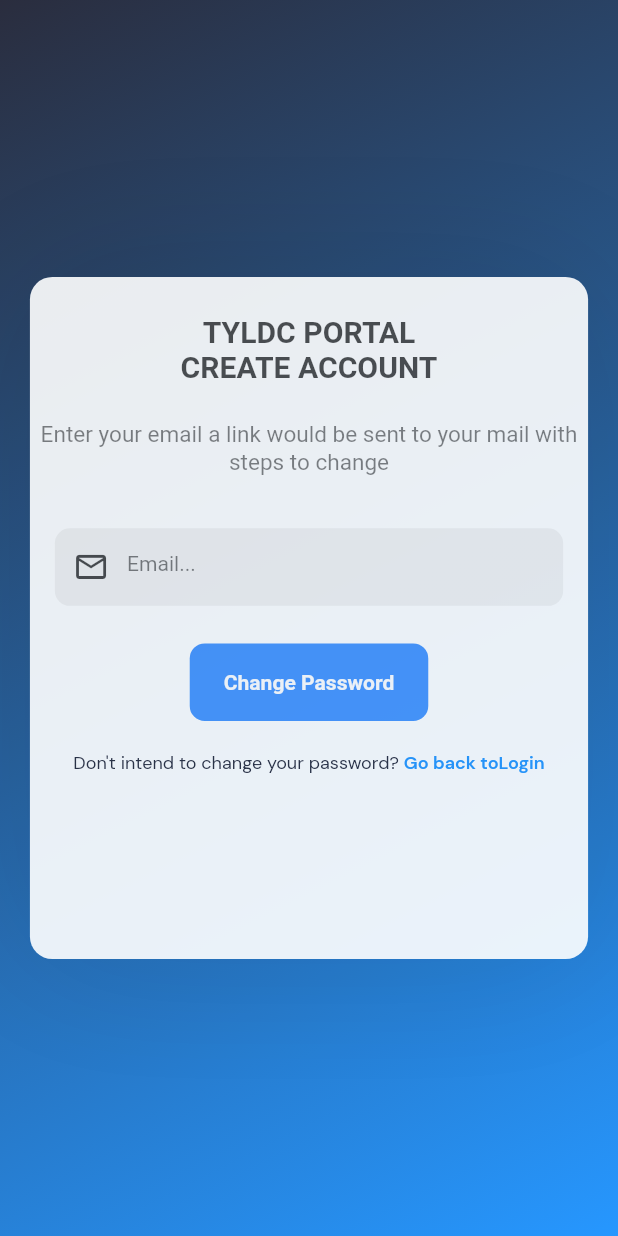
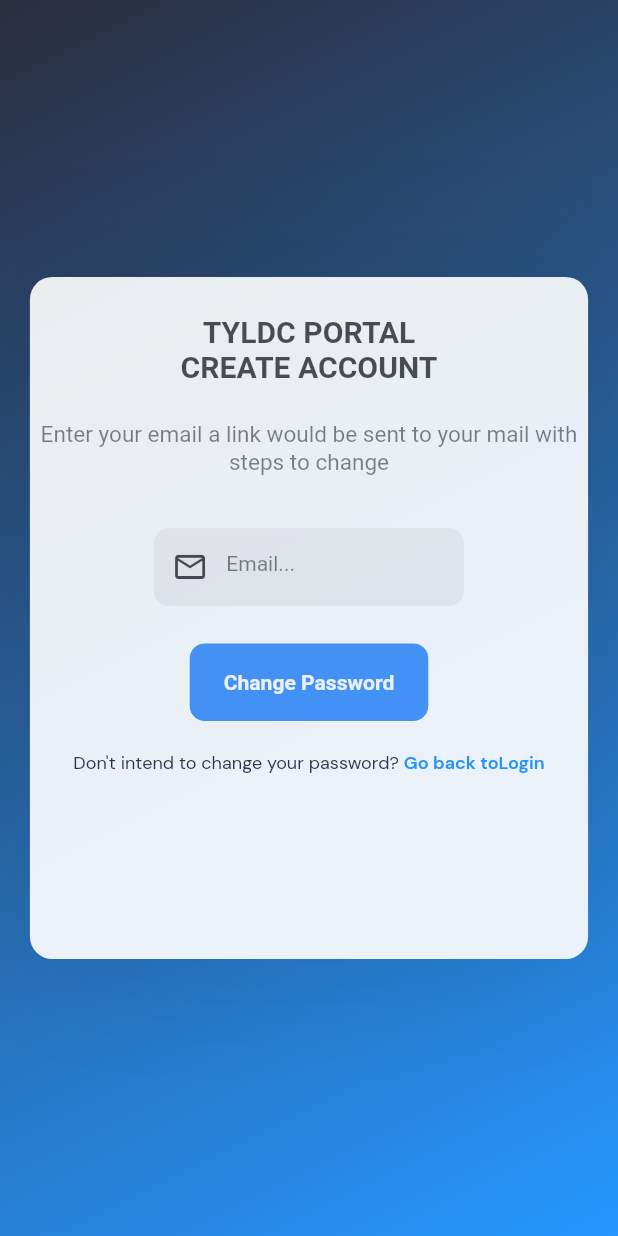
Before and after one commit to Jesse-Dan/Jesse-Dan.github.io, a Flutter app: the ForgottenPasswordScreen screen opened directly, on a phone screen of 412 x 824 dp. Run offline on Flutter 3.47's test engine with Material 2 defaults, Android fonts, the phone set to English and light mode, and no system bars; our stand-ins replace bloc, bot_toast, cloud_firestore, connectivity_plus, equatable, firebase_auth and 12 more; missing offline and left inert: dart:html; accounts and stored records are empty; statements that could not run were skipped; project files that could hold a hidden picture were left out.

Commit message:
added view password icon

```diff
--- a/lib/presentation/screens/auth_views/components/components.dart
+++ b/lib/presentation/screens/auth_views/components/components.dart
@@ -19,15 +19,17 @@ class AuthViewComponents extends FormWidget {
       IconData icon, String hintText, bool isPassword, bool isEmail, Size size,
       {required TextEditingController controller,
       TextInputType? type,
-      limit,
-      inputColors,
-      inputType,
-      fillColor}) {
+      int? limit,
+      Color? inputColors,
+      void Function()? onTapSuffixIcon,
+      IconData? suffixIcon,
+      InputType? inputType,
+      Color? fillColor}) {
     if (inputType == InputType.dropDown) {
-      return const DropdownWidget(options: ['Male','Female']);
+      return const DropdownWidget(options: ['Male', 'Female']);
     }
-     if (inputType == InputType.radioInput) {
-      return const DropdownWidget(options: ['Male','Female']);
+    if (inputType == InputType.radioInput) {
+      return const DropdownWidget(options: ['Male', 'Female']);
     }
     return Container(
       clipBehavior: Clip.hardEdge,
@@ -37,11 +39,11 @@ class AuthViewComponents extends FormWidget {
         top: 10,
       ),
       height: Responsive.isDesktop(context) ? size.height / 10 : size.width / 8,
-      width: size.width / 1.22,
+      width: size.width / 2,
       alignment: Alignment.center,
       padding: EdgeInsets.only(right: size.width / 30),
       decoration: BoxDecoration(
-        color: fillColor ?? Colors.black.withOpacity(.05) ,
+        color: fillColor ?? Colors.black.withOpacity(.05),
         borderRadius: BorderRadius.circular(10),
       ),
       child: TextFormField(
@@ -63,6 +65,14 @@ class AuthViewComponents extends FormWidget {
           prefixIcon: Icon(
             icon,
             color: inputColors ?? Colors.black.withOpacity(.7),
+          ),
+          suffixIconConstraints: BoxConstraints.loose(size),
+          suffixIcon: InkWell(
+            onTap: onTapSuffixIcon,
+            child: Icon(
+              suffixIcon,
+              color: isPassword ? kgreyColor : Colors.black,
+            ),
           ),
           border: InputBorder.none,
           hintMaxLines: 1,
```
Also changed, not shown: lib/presentation/screens/app_views/drawer_items/settings/setting_screen.dart (added, +100 -0 lines), lib/presentation/screens/auth_views/login.dart (+9 -2 lines), lib/presentation/screens/auth_views/reg.dart (+27 -6 lines), 1 other file.
